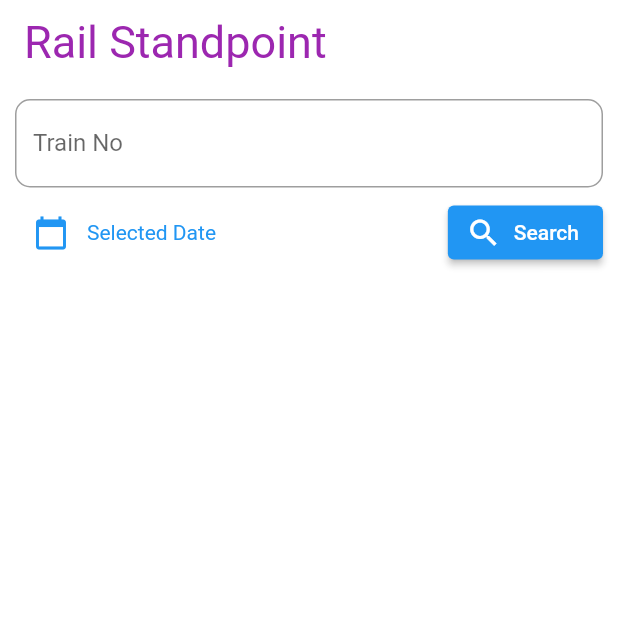
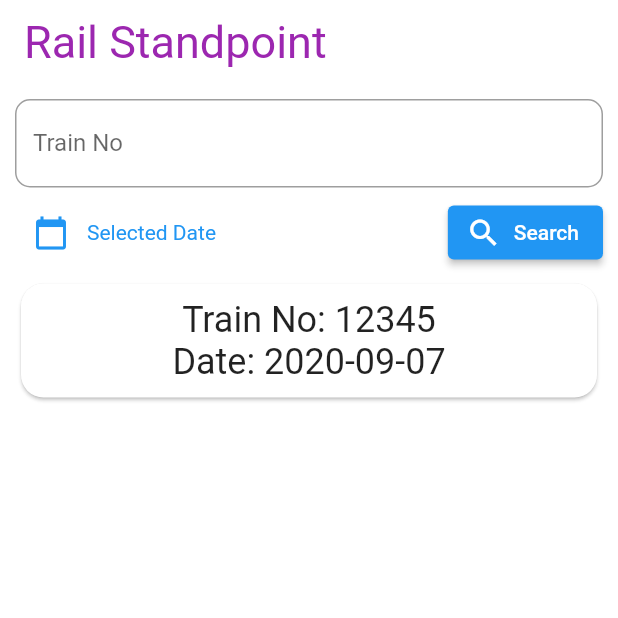
Before and after one commit to AlMamun-CSE/Rest-Api-With-Getx, a Flutter app: the screen it shows after launch, on a phone screen of 412 x 824 dp, the top half of it. Run offline on Flutter 3.47's test engine with Material 2 defaults, Android fonts, the phone set to English and light mode, and no system bars.

Commit message:
Card and ConstrainedBox

```diff
--- /dev/null
+++ b/lib/Screens/HomeScreen/Widgets/train_no_of_card.dart
@@ -0,0 +1,34 @@
+import 'package:flutter/material.dart';
+
+class TrainNoCard extends StatelessWidget {
+  //const TrainNoCard({ Key? key }) : super(key: key);
+
+  @override
+  Widget build(BuildContext context) {
+    return ConstrainedBox(
+      constraints: BoxConstraints(
+        minWidth: double.infinity,
+      ),
+      child: Card(
+        shape: RoundedRectangleBorder(
+          borderRadius: BorderRadius.circular(15),
+        ),
+        child: Container(
+          padding: EdgeInsets.all(10),
+          child: Column(
+            children: [
+              Text(
+                "Train No: 12345",
+                style: TextStyle(fontSize: 24),
+              ),
+              Text(
+                "Date: 2020-09-07",
+                style: TextStyle(fontSize: 24),
+              ),
+            ],
+          ),
+        )
+      ),
+    );
+  }
+}
--- a/lib/Screens/HomeScreen/home_live_status_screen.dart
+++ b/lib/Screens/HomeScreen/home_live_status_screen.dart
@@ -1,5 +1,7 @@
 import 'package:api_and_getx/Screens/HomeScreen/Widgets/form_info.dart';
 import 'package:flutter/material.dart';
+
+import 'Widgets/train_no_of_card.dart';
 
 class HomeLiveStatusScreen extends StatelessWidget {
   const HomeLiveStatusScreen({Key? key}) : super(key: key);
@@ -23,7 +25,12 @@ class HomeLiveStatusScreen extends StatelessWidget {
       ),
       body: Container(
         padding: EdgeInsets.all(10),
-        child: FormInfo(),
+        child: Column(
+          children: [
+            FormInfo(),
+            TrainNoCard(),
+          ],
+        ),
       ),
     );
   }
```
Also changed, not shown: lib/Screens/HomeScreen/Widgets/form_info.dart (+4 -4 lines).
